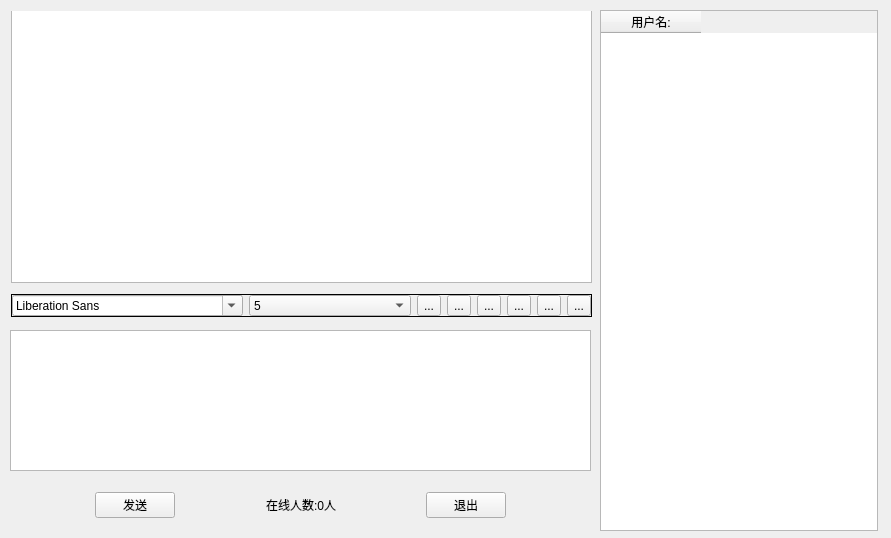
Old version of the form qq/widget.ui in the repository sadlong/ProgramList.
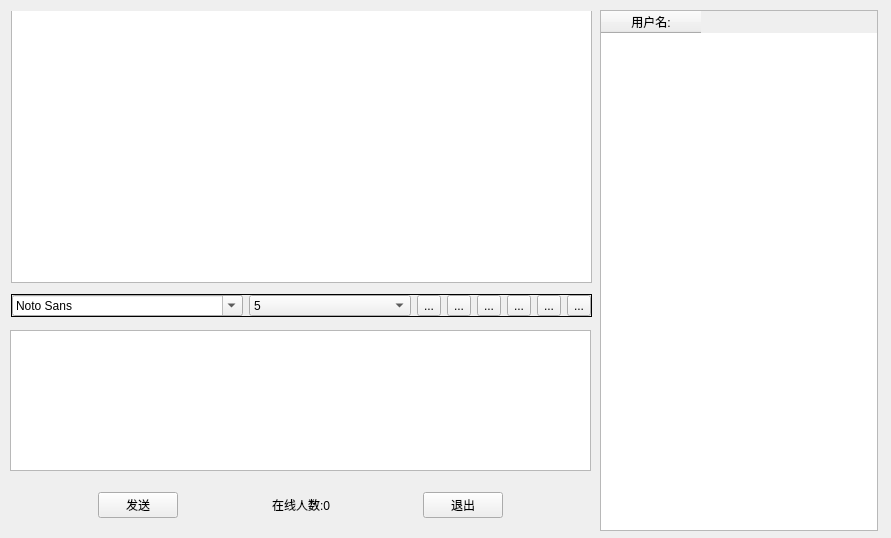
New version of the form. Icons and pictures are not drawn.

The edit to the form file:
```diff
--- a/qq/widget.ui
+++ b/qq/widget.ui
@@ -129,7 +129,14 @@
       </widget>
      </item>
      <item row="0" column="0">
-      <widget class="QFontComboBox" name="fontCbx"/>
+      <widget class="QFontComboBox" name="fontCbx">
+       <property name="currentFont">
+        <font>
+         <family>宋体</family>
+         <pointsize>5</pointsize>
+        </font>
+       </property>
+      </widget>
      </item>
      <item row="0" column="7">
       <widget class="QToolButton" name="clearTbtn">
@@ -286,7 +293,7 @@
     <item row="0" column="3">
      <widget class="QLabel" name="userNumLbl">
       <property name="text">
-       <string>在线人数:0人</string>
+       <string>在线人数:0</string>
       </property>
      </widget>
     </item>
```
Left out of the diff: 4 changed lines with no effect on the pictures.
